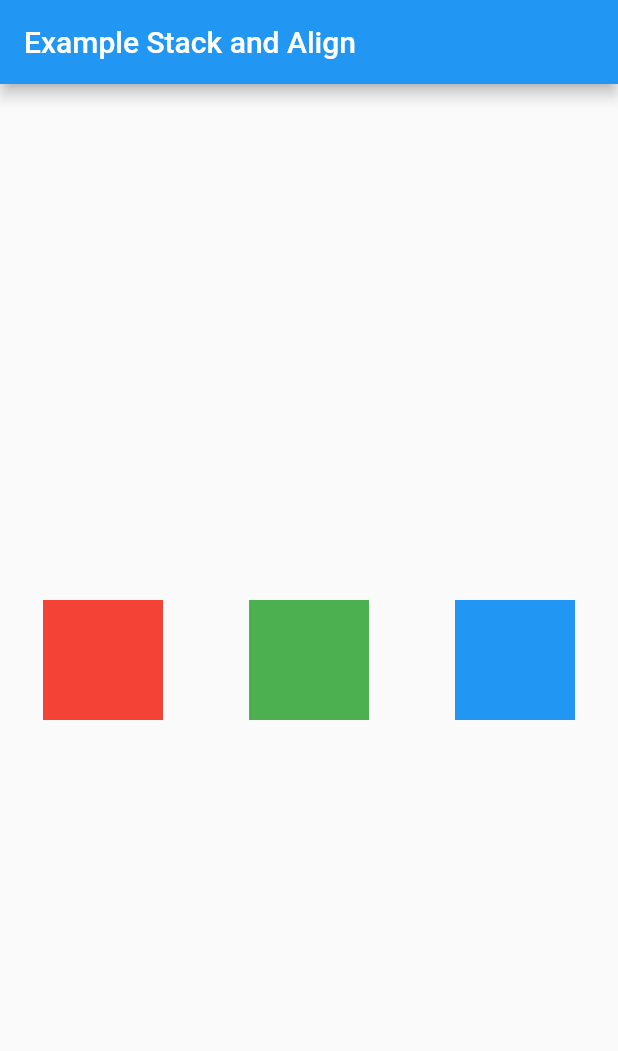
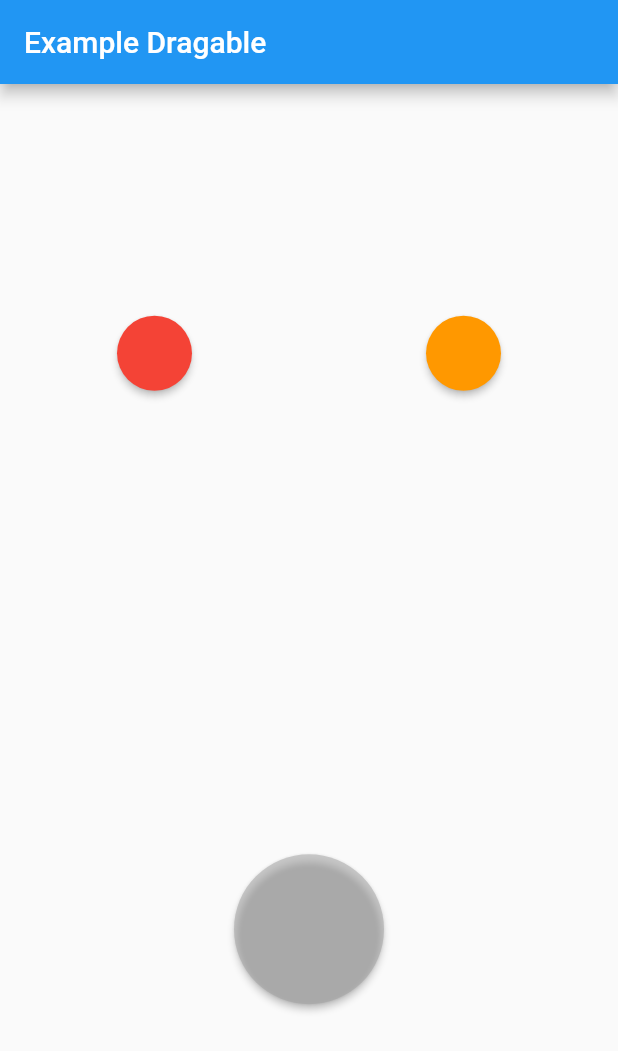
Before and after one commit to arifinmn11/basic-flutter, a Flutter app: the screen it shows after launch, on a phone screen of 412 x 824 dp. Shown: the top 1051 px of the screen. Run offline on Flutter 3.47's test engine with Material 2 defaults, Android fonts, the phone set to English and light mode, and no system bars.

Commit message:
example draggable send value color

```diff
--- a/lib/main.dart
+++ b/lib/main.dart
@@ -5,48 +5,116 @@ void main() {
   runApp(const MyApp());
 }
 
-class MyApp extends StatelessWidget {
+class MyApp extends StatefulWidget {
   const MyApp({Key? key}) : super(key: key);
+
+  @override
+  _MyAppState createState() => _MyAppState();
+}
+
+class _MyAppState extends State<MyApp> {
+  Color color1 = Colors.red;
+  Color color3 = Colors.orange;
+  Color color2 = Colors.grey;
+  bool isAccepted = false;
+
+  Color targetColor = Colors.transparent;
 
   @override
   Widget build(BuildContext context) {
     return MaterialApp(
       home: Scaffold(
         appBar: AppBar(
-          title: Text('Example Stack and Align'),
+          title: Text('Example Dragable'),
         ),
-        body: Center(
-          child: Row(
+        body: Column(
+          mainAxisAlignment: MainAxisAlignment.spaceAround,
           children: <Widget>[
-              Spacer(
-                flex: 1,
+            Row(
+              mainAxisAlignment: MainAxisAlignment.spaceAround,
+              children: <Widget>[
+                Draggable<Color>(
+                  data: color1,
+                  feedback: SizedBox(
+                    width: 50,
+                    height: 50,
+                    child: Material(
+                        color: color1.withOpacity(0.7), shape: StadiumBorder()),
                   ),
-              Container(
-                height: 80,
-                width: 80,
-                color: Colors.red,
+                  child: SizedBox(
+                    width: 50,
+                    height: 50,
+                    child: Material(
+                      color: color1,
+                      shape: StadiumBorder(),
+                      elevation: 2,
                     ),
-              Spacer(
-                flex: 2,
                   ),
-              Container(
-                height: 80,
-                width: 80,
-                color: Colors.green,
+                  childWhenDragging: SizedBox(
+                    width: 50,
+                    height: 50,
+                    child: Material(
+                      color: color2.withOpacity(0.2),
+                      shape: StadiumBorder(),
                     ),
-              Spacer(
-                flex: 2,
                   ),
-              Container(
-                height: 80,
-                width: 80,
-                color: Colors.blue,
                 ),
-              Spacer(
-                flex: 1,
+                Draggable<Color>(
+                  data: color3,
+                  feedback: SizedBox(
+                    width: 50,
+                    height: 50,
+                    child: Material(
+                        color: color3.withOpacity(0.7), shape: StadiumBorder()),
+                  ),
+                  child: SizedBox(
+                    width: 50,
+                    height: 50,
+                    child: Material(
+                      color: color3,
+                      shape: StadiumBorder(),
+                      elevation: 2,
+                    ),
+                  ),
+                  childWhenDragging: SizedBox(
+                    width: 50,
+                    height: 50,
+                    child: Material(
+                      color: color2.withOpacity(0.2),
+                      shape: StadiumBorder(),
+                    ),
+                  ),
                 ),
               ],
             ),
+            DragTarget<Color>(
+              onWillAccept: (value) => true,
+              onAccept: (value) {
+                isAccepted = true;
+                targetColor = value;
+              },
+              builder: (context, candidates, rejected) {
+                return (isAccepted)
+                    ? SizedBox(
+                        width: 100,
+                        height: 100,
+                        child: Material(
+                          color: targetColor,
+                          shape: StadiumBorder(),
+                        ),
+                      )
+                    : SizedBox(
+                        width: 100,
+                        height: 100,
+                        child: Material(
+                          color: color2.withOpacity(0.5),
+                          shape: StadiumBorder(),
+                          elevation: 2,
+                        ),
+                      );
+              },
+            )
+          ],
         ),
       ),
     );
```
Lines whose indentation alone changed are shown as unchanged.
